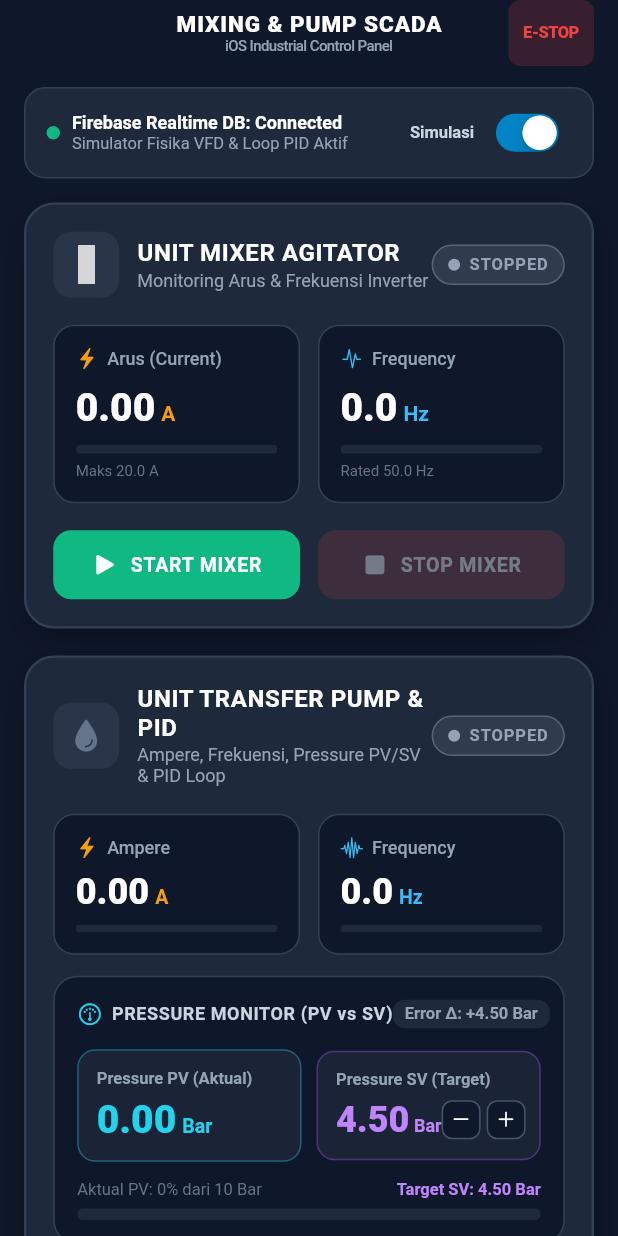
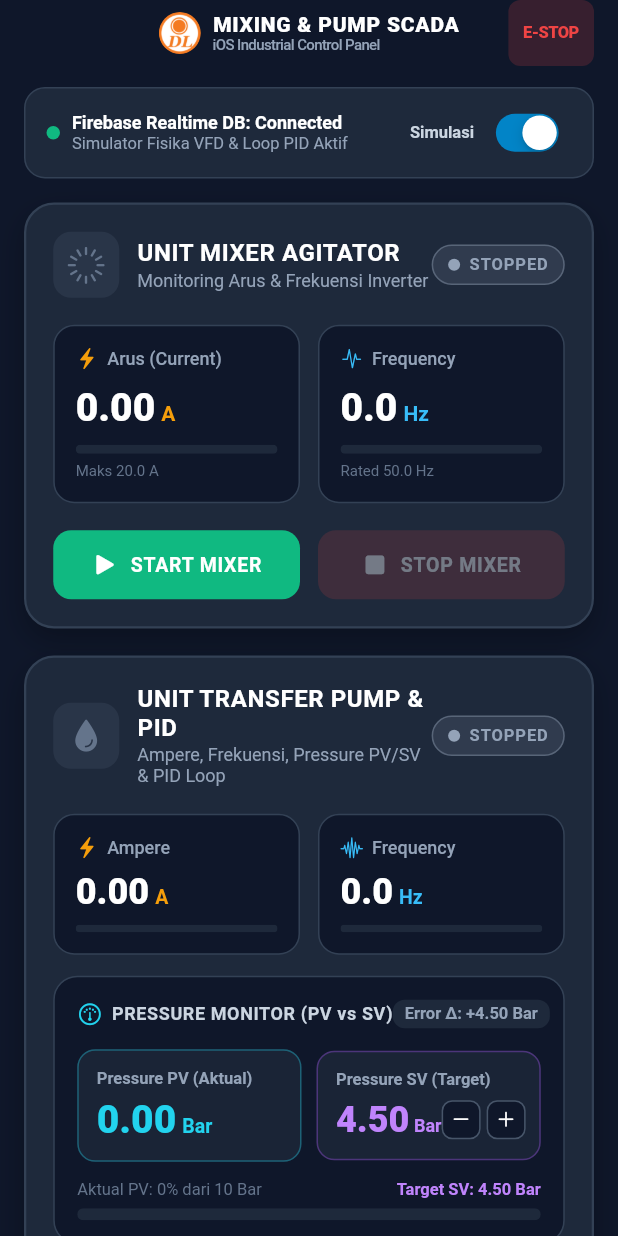
Before and after one commit to Roni43-array/Mixing-And-Pump-System, a Flutter app: the screen it shows after launch, on a phone screen of 412 x 824 dp. Run offline on Flutter 3.47's test engine with Material 3 defaults, Android fonts, the phone set to English and light mode, and no system bars; our stand-ins replace cupertino_ui, firebase_core, firebase_database, material_ui; accounts and stored records are empty; grey boxes are pictures that could not be loaded.

Commit message:
Add files via upload

```diff
--- a/lib/main.dart
+++ b/lib/main.dart
@@ -1,4 +1,4 @@
-import 'package:flutter/cupertino.dart';
+import 'package:cupertino_ui/cupertino_ui.dart';
 import 'package:flutter/services.dart';
 import 'screens/dashboard_screen.dart';
 import 'services/firebase_scada_service.dart';
--- a/lib/screens/dashboard_screen.dart
+++ b/lib/screens/dashboard_screen.dart
@@ -1,5 +1,5 @@
-import 'package:flutter/cupertino.dart';
-import 'package:flutter/material.dart';
+import 'package:cupertino_ui/cupertino_ui.dart';
+import 'package:material_ui/material_ui.dart';
 import 'package:flutter/services.dart';
 import '../models/system_telemetry.dart';
 import '../services/firebase_scada_service.dart';
@@ -64,16 +64,29 @@ class _DashboardScreenState extends State<DashboardScreen> {
             border: const Border(
               bottom: BorderSide(color: Color(0xFF1E293B), width: 1),
             ),
-            middle: const Column(
+            middle: Row(
               mainAxisSize: MainAxisSize.min,
+              children: [
+                ClipOval(
+                  child: Image.asset(
+                    'assets/icon/app_icon.png',
+                    width: 28,
+                    height: 28,
+                    fit: BoxFit.cover,
+                  ),
+                ),
+                const SizedBox(width: 8),
+                const Column(
+                  mainAxisSize: MainAxisSize.min,
+                  crossAxisAlignment: CrossAxisAlignment.start,
                   children: [
                     Text(
                       'MIXING & PUMP SCADA',
                       style: TextStyle(
                         color: Colors.white,
-                    fontSize: 15,
+                        fontSize: 14,
                         fontWeight: FontWeight.w800,
-                    letterSpacing: 0.6,
+                        letterSpacing: 0.5,
                       ),
                     ),
                     Text(
@@ -83,6 +96,8 @@ class _DashboardScreenState extends State<DashboardScreen> {
                         fontSize: 10,
                         fontWeight: FontWeight.w500,
                       ),
+                    ),
+                  ],
                 ),
               ],
             ),
--- a/lib/widgets/mixer_card.dart
+++ b/lib/widgets/mixer_card.dart
@@ -1,5 +1,5 @@
-import 'package:flutter/cupertino.dart';
-import 'package:flutter/material.dart';
+import 'package:cupertino_ui/cupertino_ui.dart';
+import 'package:material_ui/material_ui.dart';
 import 'package:flutter/services.dart';
 import '../models/system_telemetry.dart';
 
@@ -52,7 +52,7 @@ class MixerCard extends StatelessWidget {
                   borderRadius: BorderRadius.circular(12),
                 ),
                 child: Icon(
-                  CupertinoIcons.Slowmo,
+                  CupertinoIcons.slowmo,
                   color: statusColor,
                   size: 26,
                 ),
--- a/lib/widgets/pid_tuning_sheet.dart
+++ b/lib/widgets/pid_tuning_sheet.dart
@@ -1,5 +1,5 @@
-import 'package:flutter/cupertino.dart';
-import 'package:flutter/material.dart';
+import 'package:cupertino_ui/cupertino_ui.dart';
+import 'package:material_ui/material_ui.dart';
 import '../models/system_telemetry.dart';
 
 class PidTuningSheet extends StatefulWidget {
--- a/lib/widgets/pump_card.dart
+++ b/lib/widgets/pump_card.dart
@@ -1,5 +1,5 @@
-import 'package:flutter/cupertino.dart';
-import 'package:flutter/material.dart';
+import 'package:cupertino_ui/cupertino_ui.dart';
+import 'package:material_ui/material_ui.dart';
 import 'package:flutter/services.dart';
 import '../models/system_telemetry.dart';
 
--- a/pubspec.yaml
+++ b/pubspec.yaml
@@ -8,6 +8,10 @@ environment:
 
 dependencies:
   flutter:
+    sdk: flutter
+  cupertino_ui:
+    sdk: flutter
+  material_ui:
     sdk: flutter
   cupertino_icons: ^1.0.8
   firebase_core: ^3.6.0
```
Also changed, not shown: 1 other file. Lines whose indentation alone changed are shown as unchanged.
